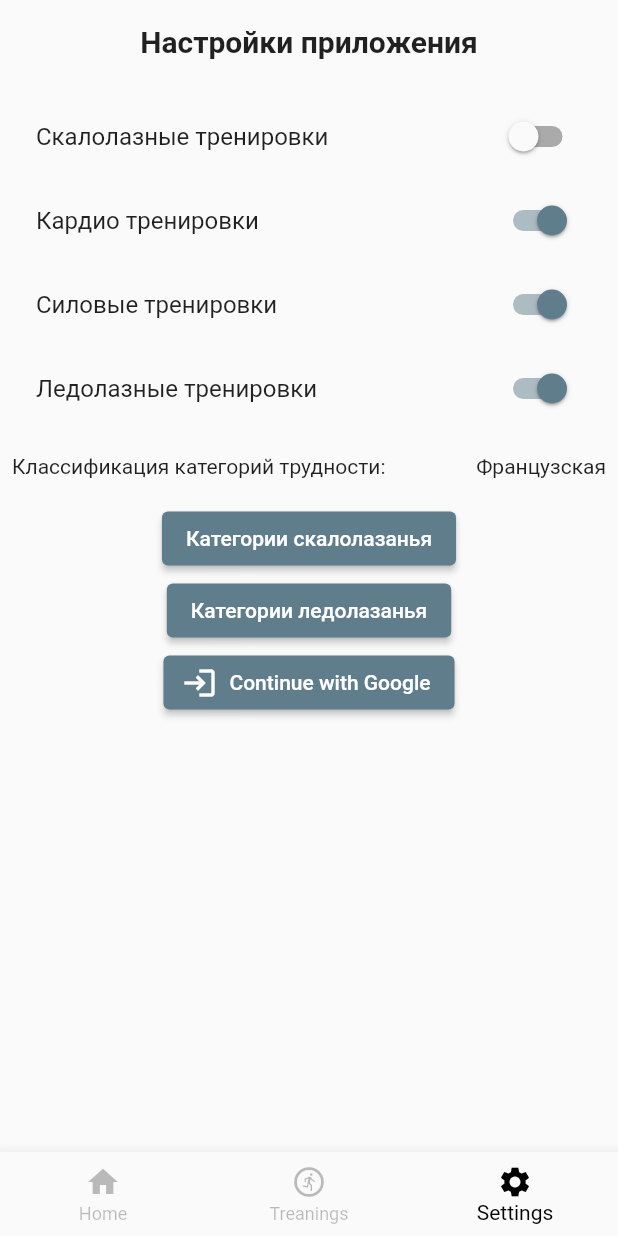
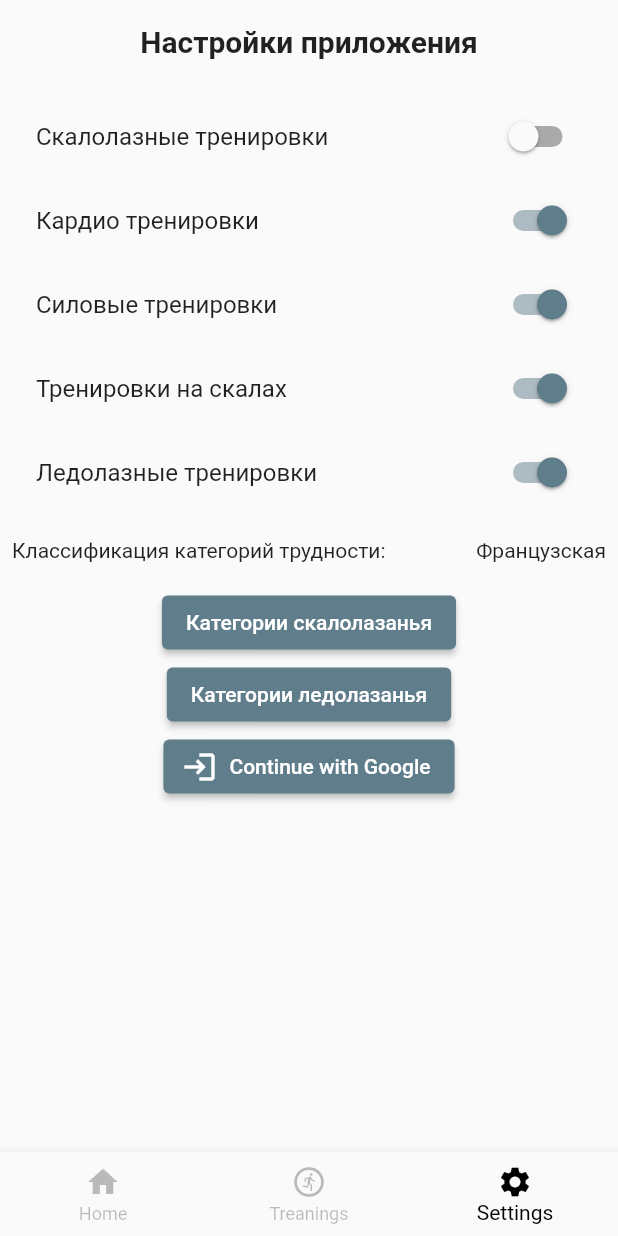
Before and after one commit to andrewkrasnik/my_climbing_trek, a Flutter app: the screen it shows after launch, item 3 of the bottom bar chosen, after a tap on "Скалолазные тренировки", on a phone screen of 412 x 824 dp. Run offline on Flutter 3.47's test engine with Material 2 defaults, Android fonts, the light colour scheme and no system bars; our stand-ins replace bloc, cached_network_image, cloud_firestore, dartz, drift, equatable and 15 more; accounts and stored records are empty; network calls fail.

Commit message:
presentation for rock districts, routes, sectors

```diff
--- a/lib/core/data/map_point.dart
+++ b/lib/core/data/map_point.dart
@@ -13,4 +13,6 @@ class MapPoint extends Equatable {
 
   @override
   List<Object?> get props => [latitude, longitude];
+
+  String get coordinates => '$longitude,$latitude';
 }
--- /dev/null
+++ b/lib/features/rock_climbing/presentation/cubit/rock_districts/rock_districts_cubit.dart
@@ -0,0 +1,25 @@
+import 'package:flutter_bloc/flutter_bloc.dart';
+import 'package:freezed_annotation/freezed_annotation.dart';
+import 'package:injectable/injectable.dart';
+import 'package:my_climbing_trek/features/rock_climbing/domain/entities/rock_district.dart';
+import 'package:my_climbing_trek/features/rock_climbing/domain/usecases/load_rock_districts.dart';
+
+part 'rock_districts_state.dart';
+part 'rock_districts_cubit.freezed.dart';
+
+@Injectable()
+class RockDistrictsCubit extends Cubit<RockDistrictsState> {
+  final LoadRockDistricts _loadRockDistricts;
+
+  RockDistrictsCubit(this._loadRockDistricts)
+      : super(const RockDistrictsState.initial());
+
+  Future<void> loadData() async {
+    emit(const RockDistrictsState.loading());
+    final failureOrDistricts = await _loadRockDistricts();
+    failureOrDistricts.fold(
+        (failure) =>
+            emit(RockDistrictsState.error(description: failure.toString())),
+        (districts) => emit(RockDistrictsState.data(districts: districts)));
+  }
+}
--- /dev/null
+++ b/lib/features/rock_climbing/presentation/widgets/rock_district_widget.dart
@@ -0,0 +1,56 @@
+import 'package:my_climbing_trek/core/widgets/my_cached_network_image.dart';
+import 'package:my_climbing_trek/features/ice_climbing/domain/entities/ice_district.dart';
+import 'package:flutter/material.dart';
+import 'package:my_climbing_trek/features/rock_climbing/domain/entities/rock_district.dart';
+
+class RockDistrictWidget extends StatelessWidget {
+  final RockDistrict district;
+  final void Function()? onTap;
+
+  const RockDistrictWidget({required this.district, this.onTap, Key? key})
+      : super(key: key);
+
+  @override
+  Widget build(BuildContext context) {
+    return GestureDetector(
+      onTap: onTap,
+      child: Container(
+        height: 160,
+        width: 180,
+        padding: const EdgeInsets.all(8),
+        decoration: BoxDecoration(
+          borderRadius: BorderRadius.circular(4.0),
+        ),
+        child: Stack(
+          fit: StackFit.expand,
+          children: [
+            MyCachedNetworkImage(imageUrl: district.image, fit: BoxFit.cover),
+            Padding(
+              padding: const EdgeInsets.all(8.0),
+              child: Column(
+                  crossAxisAlignment: CrossAxisAlignment.start,
+                  children: [
+                    Text(
+                      district.name,
+                      style: TextStyle(
+                          color: Colors.white,
+                          fontSize: 20,
+                          fontWeight: FontWeight.bold,
+                          shadows: [Shadow(offset: Offset.fromDirection(1))]),
+                    ),
+                    Text(
+                      district.region.name,
+                      style: TextStyle(
+                          color: Colors.white,
+                          fontSize: 12,
+                          fontWeight: FontWeight.bold,
+                          shadows: [Shadow(offset: Offset.fromDirection(1))]),
+                    )
+                  ]),
+            ),
+          ],
+        ),
+      ),
+    );
+  }
+}
--- /dev/null
+++ b/lib/features/rock_climbing/presentation/widgets/rock_home_page_widget.dart
@@ -0,0 +1,109 @@
+import 'package:flutter/material.dart';
+import 'package:flutter_bloc/flutter_bloc.dart';
+import 'package:my_climbing_trek/features/rock_climbing/domain/entities/rock_district.dart';
+import 'package:my_climbing_trek/features/rock_climbing/presentation/cubit/rock_districts/rock_districts_cubit.dart';
+import 'package:my_climbing_trek/features/rock_climbing/presentation/pages/rock_district_page.dart';
+import 'package:my_climbing_trek/features/rock_climbing/presentation/pages/rock_districts_page.dart';
+import 'package:my_climbing_trek/features/rock_climbing/presentation/widgets/rock_district_widget.dart';
+import 'package:my_climbing_trek/service_locator.dart';
+
+class RockHomePageWidget extends StatelessWidget {
+  const RockHomePageWidget({Key? key}) : super(key: key);
+
+  @override
+  Widget build(BuildContext context) {
+    const titleTextStyle = TextStyle(fontSize: 20, fontWeight: FontWeight.bold);
+    return Column(children: [
+      const Text(
+        'Тренировки на скалах',
+        style: titleTextStyle,
+      ),
+      const SizedBox(height: 16),
+      Row(
+        mainAxisAlignment: MainAxisAlignment.spaceBetween,
+        children: [
+          const Text('Скалолазные районы:'),
+          TextButton(
+            child: const Text('Смотреть все'),
+            onPressed: () => Navigator.of(context).push(MaterialPageRoute(
+                builder: (context) => const RockDistrictsPage())),
+          ),
+        ],
+      ),
+      BlocProvider(
+        create: (context) => getIt<RockDistrictsCubit>()..loadData(),
+        child: SizedBox(
+          height: 120,
+          child: BlocBuilder<RockDistrictsCubit, RockDistrictsState>(
+            builder: (context, state) {
+              // final cubit =
+              //     BlocProvider.of<CurrentIceTreaningCubit>(context);
+              return state.maybeMap(
+                loading: (_) => const Center(
+                  child: CircularProgressIndicator(),
+                ),
+                data: (dataState) => ListView.separated(
+                    scrollDirection: Axis.horizontal,
+                    itemBuilder: (context, index) => Stack(
+                          alignment: Alignment.bottomRight,
+                          children: [
+                            RockDistrictWidget(
+                              district: dataState.districts[index],
+                              onTap: () {
+                                final bool showAddButton = false;
+                                // final district = dataState.districts[index];
+                                // final bool showAddButton =
+                                //     cubit.state.currentTreaning == null ||
+                                //         cubit.state.currentTreaning?.district ==
+                                //             district;
+                                Navigator.of(context).push(MaterialPageRoute(
+                                    builder: (context) => RockDistrictPage(
+                                        // addSector: showAddButton
+                                        //     ? (sector) {
+                                        //         cubit.addIceSectorToTreaning(
+                                        //             sector: sector,
+                                        //             district: district);
+                                        //       }
+                                        //     : null,
+                                        district: dataState.districts[index])));
+                              },
+                            ),
+                            // BlocBuilder<CurrentIceTreaningCubit,
+                            //     CurrentIceTreaningState>(
+                            //   builder: (context, state) {
+                            //     final cubit =
+                            //         BlocProvider.of<CurrentIceTreaningCubit>(
+                            //             context);
+                            //     return state.currentTreaning == null &&
+                            //             dataState.districts[index].compact
+                            //         ? Align(
+                            //             alignment: Alignment.bottomRight,
+                            //             child: IconButton(
+                            //               icon: const Icon(Icons.add_box,
+                            //                   color: Colors.white),
+                            //               onPressed: () {
+                            //                 cubit.addNewTreaning(
+                            //                   district:
+                            //                       dataState.districts[index],
+                            //                 );
+                            //               },
+                            //             ),
+                            //           )
+                            //         : const SizedBox();
+                            //   },
+                            // )
+                          ],
+                        ),
+                    separatorBuilder: (_, __) => const SizedBox(
+                          width: 16,
+                        ),
+                    itemCount: dataState.districts.length),
+                orElse: () => const SizedBox(),
+              );
+            },
+          ),
+        ),
+      ),
+    ]);
+  }
+}
--- a/lib/features/settings/data/models/treanings_settings_model.dart
+++ b/lib/features/settings/data/models/treanings_settings_model.dart
@@ -6,6 +6,7 @@ class TreaningsSettingsModel extends TreaningsSettings {
     required super.useCardioTreanings,
     required super.useIceTreanings,
     required super.useStrengthTraining,
+    required super.useRockTraining,
   });
 
   Map<String, dynamic> toJson() => {
@@ -13,6 +14,7 @@ class TreaningsSettingsModel extends TreaningsSettings {
         'useCardioTreanings': useCardioTreanings,
         'useIceTreanings': useIceTreanings,
         'useStrengthTraining': useStrengthTraining,
+        'useRockTraining': useRockTraining,
       };
 
   factory TreaningsSettingsModel.fromJson(Map<String, dynamic> json) =>
@@ -21,6 +23,7 @@ class TreaningsSettingsModel extends TreaningsSettings {
         useIceTreanings: json['useIceTreanings'],
         useStrengthTraining: json['useStrengthTraining'],
         useGymTreanings: json['useGymTreanings'],
+        useRockTraining: json['useRockTraining'] ?? true,
       );
 
   factory TreaningsSettingsModel.fromOrign(TreaningsSettings settings) {
@@ -32,6 +35,7 @@ class TreaningsSettingsModel extends TreaningsSettings {
         useCardioTreanings: settings.useCardioTreanings,
         useIceTreanings: settings.useIceTreanings,
         useStrengthTraining: settings.useStrengthTraining,
+        useRockTraining: settings.useRockTraining,
       );
     }
   }
--- a/lib/features/settings/domain/entities/treanings_settings.dart
+++ b/lib/features/settings/domain/entities/treanings_settings.dart
@@ -3,12 +3,14 @@ class TreaningsSettings {
   final bool useCardioTreanings;
   final bool useIceTreanings;
   final bool useStrengthTraining;
+  final bool useRockTraining;
 
   const TreaningsSettings({
     required this.useGymTreanings,
     required this.useCardioTreanings,
     required this.useIceTreanings,
     required this.useStrengthTraining,
+    required this.useRockTraining,
   });
 
   TreaningsSettings copyWith({
@@ -16,12 +18,14 @@ class TreaningsSettings {
     bool? useCardioTreanings,
     bool? useIceTreanings,
     bool? useStrengthTraining,
+    bool? useRockTraining,
   }) {
     return TreaningsSettings(
       useGymTreanings: useGymTreanings ?? this.useGymTreanings,
       useCardioTreanings: useCardioTreanings ?? this.useCardioTreanings,
       useIceTreanings: useIceTreanings ?? this.useIceTreanings,
       useStrengthTraining: useStrengthTraining ?? this.useStrengthTraining,
+      useRockTraining: useRockTraining ?? this.useRockTraining,
     );
   }
 
@@ -30,5 +34,6 @@ class TreaningsSettings {
         useCardioTreanings: true,
         useIceTreanings: true,
         useStrengthTraining: true,
+        useRockTraining: true,
       );
 }
--- a/lib/features/settings/presentation/cubit/settings_cubit.dart
+++ b/lib/features/settings/presentation/cubit/settings_cubit.dart
@@ -45,6 +45,9 @@ class SettingsCubit extends Cubit<SettingsState> {
       case 4:
         newSettings = newSettings.copyWith(useIceTreanings: value);
         break;
+      case 5:
+        newSettings = newSettings.copyWith(useRockTraining: value);
+        break;
       default:
         throw 'unknown settings';
     }
--- a/lib/features/settings/presentation/pages/settings_page.dart
+++ b/lib/features/settings/presentation/pages/settings_page.dart
@@ -59,6 +59,14 @@ class SettingsPage extends StatelessWidget {
                             .changeTreaningSettings(
                                 settingsId: 3, value: value),
                     title: const Text('Силовые тренировки'),
+                  ),
+                  SwitchListTile(
+                    value: state.treaningsSettings.useRockTraining,
+                    onChanged: (value) =>
+                        BlocProvider.of<SettingsCubit>(context)
+                            .changeTreaningSettings(
+                                settingsId: 5, value: value),
+                    title: const Text('Тренировки на скалах'),
                   ),
                   SwitchListTile(
                     value: state.treaningsSettings.useIceTreanings,
--- a/lib/home_page.dart
+++ b/lib/home_page.dart
@@ -2,6 +2,7 @@ import 'package:flutter_bloc/flutter_bloc.dart';
 import 'package:my_climbing_trek/features/cardio_workout/presentation/widgets/cardio_home_page_widget.dart';
 import 'package:my_climbing_trek/features/hall_climbing/presentation/widgets/hall_home_page_widget.dart';
 import 'package:my_climbing_trek/features/ice_climbing/presentation/widgets/ice_home_page_widget.dart';
+import 'package:my_climbing_trek/features/rock_climbing/presentation/widgets/rock_home_page_widget.dart';
 import 'package:my_climbing_trek/features/settings/presentation/cubit/settings_cubit.dart';
 import 'package:my_climbing_trek/features/strength_training/presentation/widgets/strength_home_page_widget.dart';
 import 'package:flutter/material.dart';
@@ -31,6 +32,10 @@ class HomePage extends StatelessWidget {
                     const StrengthHomePageWidget(),
                     const SizedBox(height: 16),
                   ],
+                  if (state.treaningsSettings.useRockTraining) ...[
+                    const RockHomePageWidget(),
+                    const SizedBox(height: 16),
+                  ],
                   if (state.treaningsSettings.useIceTreanings)
                     const IceHomePageWidget(),
                 ],
```
Also changed, not shown: lib/features/rock_climbing/data/datasources/mock_rock_regions_local_datasource.dart (+42 -6 lines), lib/features/rock_climbing/presentation/cubit/rock_districts/rock_districts_state.dart (added, +11 -0 lines), lib/features/rock_climbing/presentation/cubit/rock_routes/rock_routes_cubit.dart (added, +30 -0 lines), lib/features/rock_climbing/presentation/cubit/rock_routes/rock_routes_state.dart (added, +9 -0 lines), lib/features/rock_climbing/presentation/cubit/rock_sectors/rock_sectors_cubit.dart (added, +27 -0 lines), lib/features/rock_climbing/presentation/cubit/rock_sectors/rock_sectors_state.dart (added, +10 -0 lines), lib/features/rock_climbing/presentation/pages/rock_district_page.dart (added, +125 -0 lines), lib/features/rock_climbing/presentation/pages/rock_districts_page.dart (added, +51 -0 lines), lib/features/rock_climbing/presentation/widgets/rock_category_widget.dart (added, +48 -0 lines), lib/features/rock_climbing/presentation/widgets/rock_route_widget.dart (added, +38 -0 lines), lib/features/rock_climbing/presentation/widgets/rock_sector_widget.dart (added, +89 -0 lines), lib/features/rock_climbing/presentation/cubit/rock_districts/rock_districts_cubit.freezed.dart (added), lib/features/rock_climbing/presentation/cubit/rock_routes/rock_routes_cubit.freezed.dart (added), lib/features/rock_climbing/presentation/cubit/rock_sectors/rock_sectors_cubit.freezed.dart (added), 1 more files.
